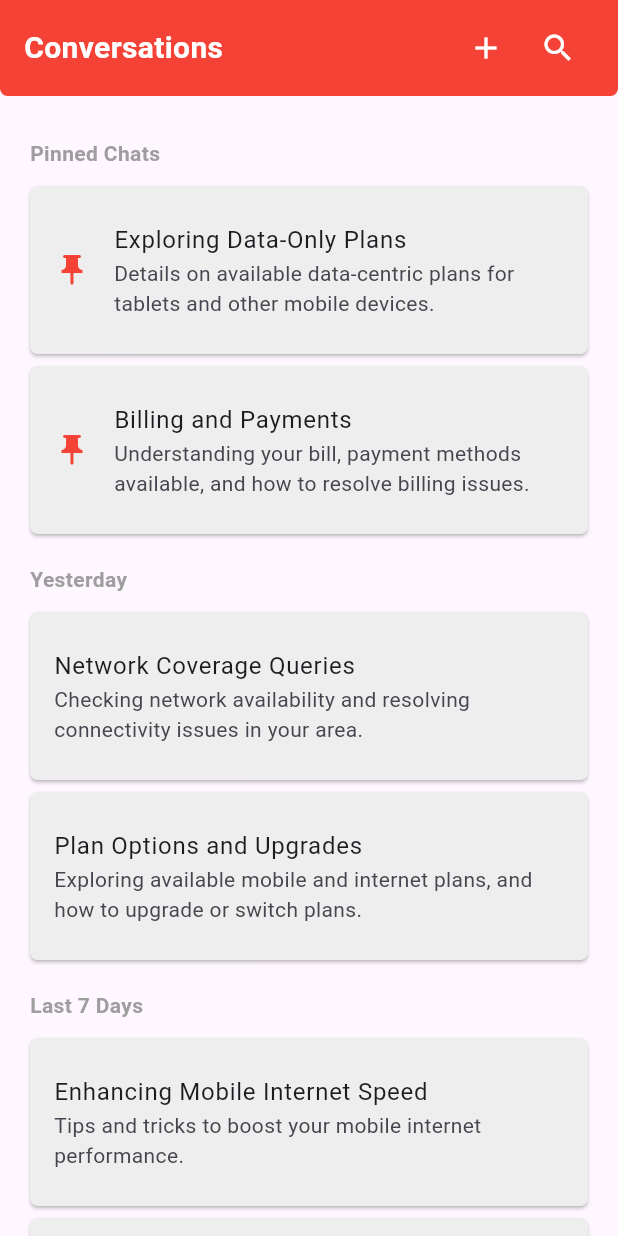
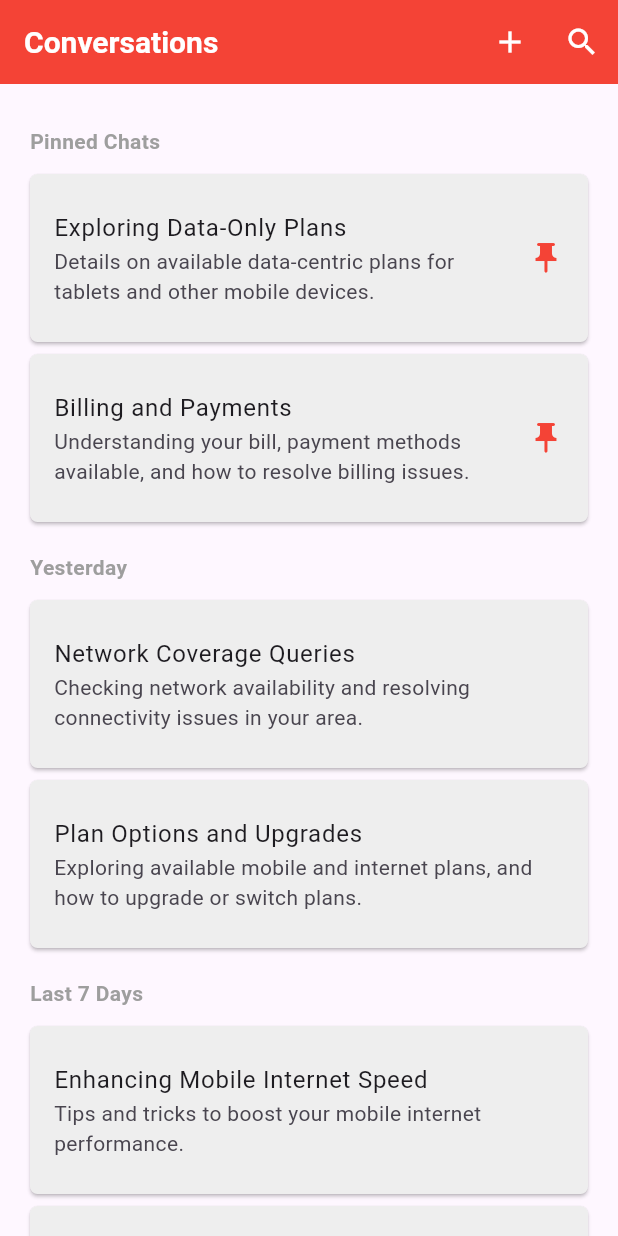
Before and after one commit to Azzula9/chatbot_frontend, a Flutter app: the screen it shows after launch, on a phone screen of 412 x 824 dp. Run offline on Flutter 3.47's test engine with Material 3 defaults, Android fonts, the phone set to English and light mode, and no system bars.

```diff
--- a/untitled/lib/chat_item.dart
+++ /dev/null
@@ -1,26 +0,0 @@
-import 'package:flutter/material.dart';
-
-class ChatItem extends StatelessWidget {
-  final String title;
-  final String subtitle;
-  final bool isPinned;
-
-  ChatItem({required this.title, required this.subtitle, this.isPinned = false});
-
-  @override
-  Widget build(BuildContext context) {
-    return Card(
-      margin: EdgeInsets.symmetric(vertical: 4.0),
-      color: Colors.grey[200],
-      shape: RoundedRectangleBorder(
-        borderRadius: BorderRadius.circular(5.0),
-      ),
-      child: ListTile(
-        contentPadding: EdgeInsets.all(16.0),
-        leading: isPinned ? Icon(Icons.push_pin, color: Colors.red) : null,
-        title: Text(title),
-        subtitle: Text(subtitle),
-      ),
-    );
-  }
-}
--- /dev/null
+++ b/untitled/lib/conversations_list/chat_item.dart
@@ -0,0 +1,43 @@
+import 'package:flutter/material.dart';
+
+class ChatItem extends StatelessWidget {
+  final String title;
+  final String subtitle;
+  final bool isPinned;
+  final bool isSelected;
+  final Function onTap;
+  final Function onLongPress;
+
+  ChatItem({
+    required this.title,
+    required this.subtitle,
+    this.isPinned = false,
+    this.isSelected = false,
+    required this.onTap,
+    required this.onLongPress,
+  });
+
+  @override
+  Widget build(BuildContext context) {
+    return GestureDetector(
+      onTap: () => onTap(),
+      onLongPress: () => onLongPress(),
+      child: Card(
+        margin: EdgeInsets.symmetric(vertical: 4.0),
+        color: Colors.grey[200],
+        shape: RoundedRectangleBorder(
+          borderRadius: BorderRadius.circular(5.0),
+        ),
+        child: ListTile(
+          contentPadding: EdgeInsets.all(16.0),
+          leading: isSelected
+              ? Icon(Icons.check_circle, color: Colors.green)
+              : null,
+          title: Text(title),
+          subtitle: Text(subtitle),
+          trailing: isPinned ? Icon(Icons.push_pin, color: Colors.red) : null,
+        ),
+      ),
+    );
+  }
+}
--- /dev/null
+++ b/untitled/lib/conversations_list/conversations_page.dart
@@ -0,0 +1,351 @@
+import 'package:flutter/material.dart';
+import 'section.dart';
+import 'chat_item.dart';
+
+class ConversationsPage extends StatefulWidget {
+  @override
+  _ConversationsPageState createState() => _ConversationsPageState();
+}
+
+class _ConversationsPageState extends State<ConversationsPage> {
+  List<Map<String, dynamic>> chats = [
+    {
+      'title': 'Exploring Data-Only Plans',
+      'subtitle': 'Details on available data-centric plans for tablets and other mobile devices.',
+      'isPinned': true,
+      'isSelected': false,
+      'section': 'Pinned Chats',
+    },
+    {
+      'title': 'Billing and Payments',
+      'subtitle': 'Understanding your bill, payment methods available, and how to resolve billing issues.',
+      'isPinned': true,
+      'isSelected': false,
+      'section': 'Pinned Chats',
+    },
+    {
+      'title': 'Network Coverage Queries',
+      'subtitle': 'Checking network availability and resolving connectivity issues in your area.',
+      'isPinned': false,
+      'isSelected': false,
+      'section': 'Yesterday',
+    },
+    {
+      'title': 'Plan Options and Upgrades',
+      'subtitle': 'Exploring available mobile and internet plans, and how to upgrade or switch plans.',
+      'isPinned': false,
+      'isSelected': false,
+      'section': 'Yesterday',
+    },
+    {
+      'title': 'Enhancing Mobile Internet Speed',
+      'subtitle': 'Tips and tricks to boost your mobile internet performance.',
+      'isPinned': false,
+      'isSelected': false,
+      'section': 'Last 7 Days',
+    },
+    {
+      'title': 'Reporting Service Outages',
+      'subtitle': 'What to do if you experience a service outage and how to report it for quick resolution.',
+      'isPinned': false,
+      'isSelected': false,
+      'section': 'Last 7 Days',
+    },
+    {
+      'title': 'Upgrading Your Mobile Plan',
+      'subtitle': 'Steps to find the right upgrade for your needs and how to apply it directly.',
+      'isPinned': false,
+      'isSelected': false,
+      'section': 'Last 7 Days',
+    },
+  ];
+
+  bool isSelecting = false;
+
+  void _toggleSelect(int index) {
+    setState(() {
+      chats[index]['isSelected'] = !chats[index]['isSelected'];
+      isSelecting = chats.any((chat) => chat['isSelected']);
+    });
+  }
+
+  void _toggleSelectionMode(int index) {
+    setState(() {
+      chats[index]['isSelected'] = !chats[index]['isSelected'];
+      isSelecting = chats.any((chat) => chat['isSelected']);
+    });
+  }
+
+  void _showOptionsDialog(BuildContext context, int index) {
+    showDialog(
+      context: context,
+      builder: (BuildContext context) {
+        return SimpleDialog(
+          children: <Widget>[
+            ListTile(
+              leading: IconButton(
+                icon: Icon(Icons.push_pin),
+                onPressed: () {
+                  Navigator.pop(context);
+                  // Implement Pin functionality here
+                },
+              ),
+              title: Text('Pin'),
+            ),
+            Divider(),
+            ListTile(
+              leading: IconButton(
+                icon: Icon(Icons.download),
+                onPressed: () {
+                  Navigator.pop(context);
+                  // Implement Export functionality here
+                },
+              ),
+              title: Text('Export'),
+            ),
+            Divider(),
+            ListTile(
+              leading: IconButton(
+                icon: Icon(Icons.select_all),
+                onPressed: () {
+                  Navigator.pop(context);
+                  _toggleSelect(index);
+                },
+              ),
+              title: Text('Select'),
+            ),
+            Divider(),
+            ListTile(
+              leading: IconButton(
+                icon: Icon(Icons.delete),
+                onPressed: () {
+                  Navigator.pop(context);
+                  // Implement Delete functionality here
+                },
+              ),
+              title: Text('Delete'),
+            ),
+          ],
+        );
+      },
+    );
+  }
+
+
+  void _pinSelectedItems() {
+    setState(() {
+      for (var chat in chats) {
+        if (chat['isSelected']) {
+          chat['isPinned'] = true;
+          chat['isSelected'] = false;
+        }
+      }
+      isSelecting = false;
+    });
+  }
+
+  void _exportSelectedItems() {
+    // Implement Export functionality here
+  }
+
+  void _deleteSelectedItems() {
+    setState(() {
+      chats.removeWhere((chat) => chat['isSelected']);
+      isSelecting = false;
+    });
+  }
+
+  @override
+  Widget build(BuildContext context) {
+    return Scaffold(
+      body: Column(
+        children: [
+          CustomAppBar(),
+          Expanded(
+            child: ListView(
+              padding: EdgeInsets.all(20.0),
+              children: [
+                _buildSection('Pinned Chats'),
+                _buildSection('Yesterday'),
+                _buildSection('Last 7 Days'),
+              ],
+            ),
+          ),
+          if (isSelecting) _buildBottomBar(),
+        ],
+      ),
+    );
+  }
+
+  Widget _buildSection(String sectionTitle) {
+    List<Map<String, dynamic>> sectionChats = chats.where((chat) => chat['section'] == sectionTitle).toList();
+
+    if (sectionChats.isEmpty) {
+      return Container();
+    }
+
+    return Section(
+      title: sectionTitle,
+      items: sectionChats.map((chat) {
+        int index = chats.indexOf(chat);
+        return ChatItem(
+          title: chat['title'],
+          subtitle: chat['subtitle'],
+          isPinned: chat['isPinned'],
+          isSelected: chat['isSelected'],
+          onTap: () {
+            if (isSelecting) {
+              _toggleSelectionMode(index);
+            } else {
+              _showOptionsDialog(context, index);
+            }
+          },
+          onLongPress: () {
+            _toggleSelectionMode(index);
+          },
+        );
+      }).toList(),
+    );
+  }
+  // Widget _buildAppBar() {
+  //
+  //   return Container(
+  //     decoration: BoxDecoration(
+  //       color: Colors.red,
+  //       borderRadius: BorderRadius.only(
+  //         bottomLeft: Radius.circular(5.0),
+  //         bottomRight: Radius.circular(5.0),
+  //       ),
+  //     ),
+  //     child: SafeArea(
+  //       child: Padding(
+  //         padding: const EdgeInsets.symmetric(horizontal: 16.0, vertical: 8.0),
+  //         child: Row(
+  //           mainAxisAlignment: MainAxisAlignment.spaceBetween,
+  //           children: [
+  //             Text(
+  //               'Conversations',
+  //               style: TextStyle(
+  //                 color: Colors.white,
+  //                 fontSize: 20.0,
+  //                 fontWeight: FontWeight.bold,
+  //               ),
+  //             ),
+  //             Row(
+  //               children: [
+  //                 IconButton(
+  //                   icon: Icon(Icons.add, color: Colors.white),
+  //                   onPressed: () {},
+  //                 ),
+  //                 IconButton(
+  //                   icon: Icon(Icons.search, color: Colors.white),
+  //                   onPressed: () {},
+  //                 ),
+  //               ],
+  //             ),
+  //           ],
+  //         ),
+  //       ),
+  //     ),
+  //   );
+  // }
+
+  Widget _buildBottomBar() {
+    return BottomAppBar(
+      child: Row(
+        mainAxisAlignment: MainAxisAlignment.spaceAround,
+        children: [
+          IconButton(
+            icon: Icon(Icons.push_pin),
+            onPressed: _pinSelectedItems,
+            color: Colors.black45,
+          ),
+          IconButton(
+            icon: Icon(Icons.download),
+            onPressed: _exportSelectedItems,
+            color: Colors.black45,
+          ),
+          IconButton(
+            icon: Icon(Icons.delete),
+            onPressed: _deleteSelectedItems,
+            color: Colors.black45,
+          ),
+        ],
+      ),
+    );
+  }
+}
+
+class CustomAppBar extends StatefulWidget implements PreferredSizeWidget {
+  @override
+  _CustomAppBarState createState() => _CustomAppBarState();
+
+  @override
+  Size get preferredSize => Size.fromHeight(kToolbarHeight);
+}
+
+class _CustomAppBarState extends State<CustomAppBar> {
+  bool isSearching = false;
+  TextEditingController searchController = TextEditingController();
+
+  @override
+  Widget build(BuildContext context) {
+    return WillPopScope(
+      onWillPop: () async {
+        if (isSearching) {
+          setState(() {
+            isSearching = false;
+          });
+          return false; // Prevent exiting the app
+        }
+        return true; // Allow exiting the app
+      },
+      child: AppBar(
+        backgroundColor: Colors.red,
+        title: isSearching
+            ? TextField(
+          controller: searchController,
+          decoration: InputDecoration(
+            hintText: 'Search...',
+            hintStyle: TextStyle(color: Colors.white),
+            border: InputBorder.none,
+          ),
+          style: TextStyle(color: Colors.white),
+          autofocus: true,
+          textInputAction: TextInputAction.search,
+          onSubmitted: (value) {
+            // Handle search functionality
+            // You can access the search query from 'value'
+          },
+        )
+            : Text(
+          'Conversations',
+          style: TextStyle(
+            color: Colors.white,
+            fontSize: 20.0,
+            fontWeight: FontWeight.bold,
+          ),
+        ),
+        actions: [
+          IconButton(
+            icon: Icon(Icons.add, color: Colors.white),
+            onPressed: () {
+              // Add button functionality
+            },
+          ),
+          IconButton(
+            icon: Icon(Icons.search, color: Colors.white),
+            onPressed: () {
+              setState(() {
+                isSearching = !isSearching;
+                if (!isSearching) {
+                  searchController.clear();
+                }
+              });
+            },
+          ),
+        ],
+      ),
+    );
+  }
+}
--- a/untitled/lib/conversations_page.dart
+++ /dev/null
@@ -1,117 +0,0 @@
-import 'package:flutter/material.dart';
-import 'section.dart';
-import 'chat_item.dart';
-
-class ConversationsPage extends StatelessWidget {
-  @override
-  Widget build(BuildContext context) {
-    return Scaffold(
-      body: Column(
-        children: [
-          _buildAppBar(),
-          Expanded(
-            child: ListView(
-              padding: EdgeInsets.all(20.0),
-              children: [
-                Section(
-                  title: 'Pinned Chats',
-                  items: [
-                    ChatItem(
-                      title: 'Exploring Data-Only Plans',
-                      subtitle:
-                      'Details on available data-centric plans for tablets and other mobile devices.',
-                      isPinned: true,
-                    ),
-                    ChatItem(
-                      title: 'Billing and Payments',
-                      subtitle:
-                      'Understanding your bill, payment methods available, and how to resolve billing issues.',
-                      isPinned: true,
-                    ),
-                  ],
-                ),
-                Section(
-                  title: 'Yesterday',
-                  items: [
-                    ChatItem(
-                      title: 'Network Coverage Queries',
-                      subtitle:
-                      'Checking network availability and resolving connectivity issues in your area.',
-                    ),
-                    ChatItem(
-                      title: 'Plan Options and Upgrades',
-                      subtitle:
-                      'Exploring available mobile and internet plans, and how to upgrade or switch plans.',
-                    ),
-                  ],
-                ),
-                Section(
-                  title: 'Last 7 Days',
-                  items: [
-                    ChatItem(
-                      title: 'Enhancing Mobile Internet Speed',
-                      subtitle:
-                      'Tips and tricks to boost your mobile internet performance.',
-                    ),
-                    ChatItem(
-                      title: 'Reporting Service Outages',
-                      subtitle:
-                      'What to do if you experience a service outage and how to report it for quick resolution.',
-                    ),
-                    ChatItem(
-                      title: 'Upgrading Your Mobile Plan',
-                      subtitle:
-                      'Steps to find the right upgrade for your needs and how to apply it directly.',
-                    ),
-                  ],
-                ),
-              ],
-            ),
-          ),
-        ],
-      ),
-    );
-  }
-
-  Widget _buildAppBar() {
-    return Container(
-      decoration: BoxDecoration(
-        color: Colors.red,
-        borderRadius: BorderRadius.only(
-          bottomLeft: Radius.circular(5.0),
-          bottomRight: Radius.circular(5.0),
-        ),
-      ),
-      child: SafeArea(
-        child: Padding(
-          padding: const EdgeInsets.symmetric(horizontal: 16.0, vertical: 8.0),
-          child: Row(
-            mainAxisAlignment: MainAxisAlignment.spaceBetween,
-            children: [
-              Text(
-                'Conversations',
-                style: TextStyle(
-                  color: Colors.white,
-                  fontSize: 20.0,
-                  fontWeight: FontWeight.bold,
-                ),
-              ),
-              Row(
-                children: [
-                  IconButton(
-                    icon: Icon(Icons.add, color: Colors.white),
-                    onPressed: () {},
-                  ),
-                  IconButton(
-                    icon: Icon(Icons.search, color: Colors.white),
-                    onPressed: () {},
-                  ),
-                ],
-              ),
-            ],
-          ),
-        ),
-      ),
-    );
-  }
-}
--- a/untitled/lib/main.dart
+++ b/untitled/lib/main.dart
@@ -1,5 +1,5 @@
 import 'package:flutter/material.dart';
-import 'conversations_page.dart';
+import 'conversations_list/conversations_page.dart';
 
 void main() {
   runApp(MyApp());
--- a/untitled/pubspec.yaml
+++ b/untitled/pubspec.yaml
@@ -59,9 +59,8 @@ flutter:
   uses-material-design: true
 
   # To add assets to your application, add an assets section, like this:
-  # assets:
-  #   - images/a_dot_burr.jpeg
-  #   - images/a_dot_ham.jpeg
+  assets:
+    - Assets/images/Syriatel_Logo.jpg
 
   # An image asset can refer to one or more resolution-specific "variants", see
   # https://flutter.dev/assets-and-images/#resolution-aware
```
Also changed, not shown: untitled/lib/landing_page.dart (added, +133 -0 lines), untitled/Assets/images/Syriatel_Logo.jpg (added), untitled/lib/conversations_list/section.dart (renamed from untitled/lib/section.dart).
